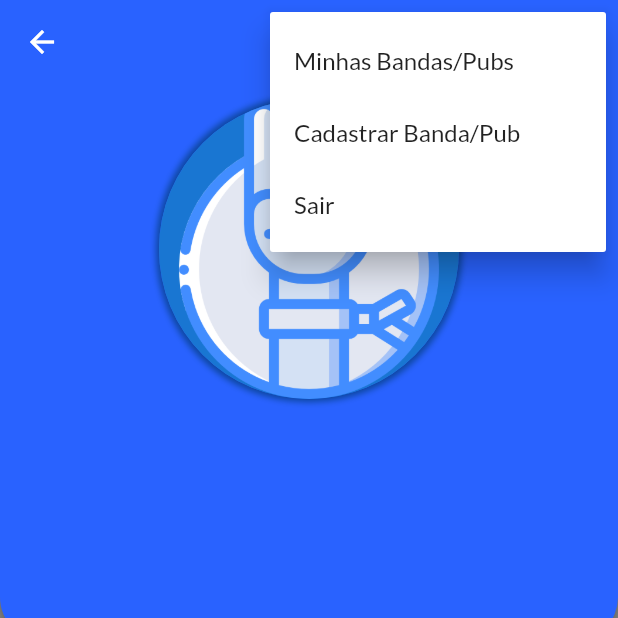
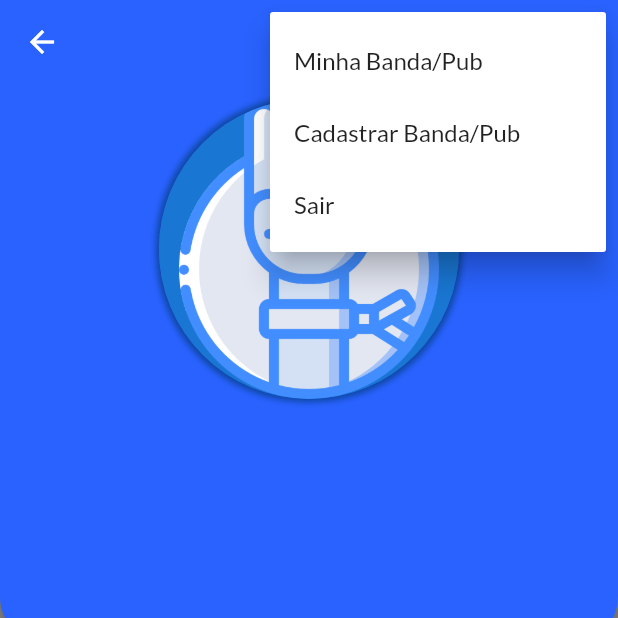
Before and after one commit to Rossitto/lsrtcc_Frontend_Flutter, a Flutter app: the ProfileScreen screen opened by its route, after a tap on the "more vert" icon, on a phone screen of 412 x 824 dp, the top half of it. Run offline on Flutter 3.47's test engine with Material 2 defaults, Android fonts, the phone set to English and light mode, and no system bars; our stand-ins replace animated_text_kit, date_format, get, get_storage, google_fonts, table_calendar; missing offline and left inert: date_time_format, emojis; accounts and stored records are empty; network calls fail.

Commit message:
get user pubs on opening profile screen

```diff
--- a/lib/main.dart
+++ b/lib/main.dart
@@ -52,9 +52,9 @@ Future<void> main() async {
         debugShowCheckedModeBanner: false,
         initialRoute:
             // ! tela inicial TESTE:
-            // WelcomeScreenDebug.id,
-            // * tela inicial verdadeira:
-            userdata.read('userIsLogged') ? ProfileScreen.id : WelcomeScreen.id,
+            WelcomeScreenDebug.id,
+        // * tela inicial verdadeira:
+        // userdata.read('userIsLogged') ? ProfileScreen.id : WelcomeScreen.id,
         routes: {
           WelcomeScreenDebug.id: (context) => WelcomeScreenDebug(),
           WelcomeScreen.id: (context) => WelcomeScreen(),
--- a/lib/screens/profile_screen.dart
+++ b/lib/screens/profile_screen.dart
@@ -35,6 +35,7 @@ class _ProfileScreenState extends State<ProfileScreen>
     tabController = TabController(length: 4, vsync: this);
     WidgetsBinding.instance.addPostFrameCallback((_) {
       Provider.of<ApiData>(context, listen: false).apiGetUserBands(userId);
+      Provider.of<ApiData>(context, listen: false).apiGetUserPubs(userId);
     });
     bandName_1 = userdata.read('bandName_1');
     pubName_1 = userdata.read('pubName_1');
@@ -67,7 +68,7 @@ class _ProfileScreenState extends State<ProfileScreen>
           PopupMenuButton(
             itemBuilder: (BuildContext bc) => [
               PopupMenuItem(
-                child: Text("Minhas Bandas/Pubs"),
+                child: Text("Minha Banda/Pub"),
                 value: UserBandsPubs.id,
               ),
               PopupMenuItem(
--- a/lib/services/backend_api.dart
+++ b/lib/services/backend_api.dart
@@ -4,7 +4,7 @@ import 'dart:convert';
 class Backend {
   // String url;
   // Backend(this.url);
-  String host = '192.168.1.75';
+  // String host = '192.168.1.75';
 
   static Future<http.Response> postUser(String jsonUser) {
     return http.post(
```
